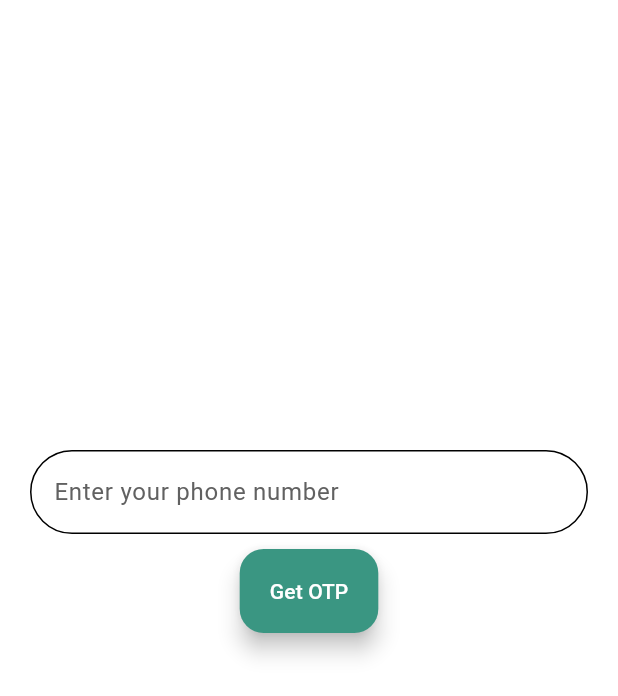
After one commit to Theerthac/KaylaSoft, a Flutter app: the OtpScreen screen opened directly, after a tap on "Get OTP", on a phone screen of 412 x 824 dp. The commit adds this screen. Shown: the top 696 px of the screen. Run offline on Flutter 3.47's test engine with Material 3 defaults, Android fonts, the phone set to English and light mode, and no system bars; our stand-ins replace cloud_firestore, firebase_auth, firebase_core, google_sign_in, image_picker; accounts and stored records are empty; network calls fail.

Commit message:
otp completed

```diff
--- a/lib/services/google_auth.dart
+++ b/lib/services/google_auth.dart
@@ -39,7 +39,7 @@ class AuthMethods {
       await DataBaseMethods()
           .addUser(userDetails.uid, userInfoMap)
           .then((value) {
-        //Navigator.pop(context);
+
         Navigator.push(
             context,
             MaterialPageRoute(
--- a/lib/view/add_screen.dart
+++ b/lib/view/add_screen.dart
@@ -142,5 +142,5 @@ class _AddScreenState extends State<AddScreen> {
     }
   }
 
-  //addStudent(BuildContext context) async {}
+
 }
--- /dev/null
+++ b/lib/view/otp.dart
@@ -0,0 +1,265 @@
+// import 'package:authentication_crud/helpers/colors.dart';
+// import 'package:authentication_crud/view/home_page.dart';
+// import 'package:authentication_crud/view/otp_dialog.dart';
+// import 'package:cloud_firestore/cloud_firestore.dart';
+// import 'package:firebase_auth/firebase_auth.dart';
+// import 'package:flutter/material.dart';
+
+// class OtpScreen extends StatefulWidget {
+//   const OtpScreen({super.key});
+
+//   @override
+//   State<OtpScreen> createState() => _OtpScreenState();
+// }
+
+// class _OtpScreenState extends State<OtpScreen> {
+//   final otpController = TextEditingController();
+//   String phonenumber = "";
+//   final FirebaseAuth _auth = FirebaseAuth.instance;
+//   String smscode = "";
+//   _signInWithMobileNumber() async {
+//     UserCredential _credential;
+//     User user;
+//     try {
+
+//       await _auth.verifyPhoneNumber(
+//         phoneNumber: '91'+phonenumber.trim(),
+//           verificationCompleted: (PhoneAuthCredential authCredential) async {
+//             await _auth.signInWithCredential(authCredential).then((value) => {
+//                   Navigator.of(context).push(MaterialPageRoute(
+//                     builder: (context) => HomePage(),
+//                   ))
+//                 });
+//           },
+//           verificationFailed: ((error) {
+//             print('error');
+//           }),
+//           codeSent: (String verificationId, [int? forceResendingToken]) {
+//             showDialog(
+//               context: context,
+//               barrierDismissible: false,
+//               builder: (context) => AlertDialog(
+//                 title: Text('Enter OTP'),
+//                 content: Column(
+//                   mainAxisSize: MainAxisSize.min,
+//                   children: [
+//                     TextField(
+//                       controller: otpController,
+//                     )
+//                   ],
+//                 ),
+//                 actions: [
+//                   ElevatedButton(
+//                       onPressed: () {
+//                         FirebaseAuth auth = FirebaseAuth.instance;
+//                         smscode = otpController.text;
+//                         PhoneAuthCredential _credential =
+//                             PhoneAuthProvider.credential(
+//                                 verificationId: verificationId,
+//                                 smsCode: smscode);
+//                         auth
+//                             .signInWithCredential(_credential)
+//                             .then((result) => {
+//                                   if (result != null)
+//                                     {
+//                                       Navigator.pop(context),
+//                                       Navigator.push(
+//                                           context,
+//                                           MaterialPageRoute(
+//                                             builder: (context) => HomePage(),
+//                                           ))
+//                                     }
+//                                 })
+//                             .catchError((e) {
+//                           print(e);
+//                         });
+//                       },
+//                       child: Text('Done'))
+//                 ],
+//               ),
+//             );
+//           },
+//           codeAutoRetrievalTimeout: (String verificationId) {
+//             verificationId = verificationId;
+//           },
+//           timeout: Duration(seconds: 45));
+//     } catch (e) {}
+//   }
+
+//   @override
+//   Widget build(BuildContext context) {
+//     return SafeArea(
+//       child: Scaffold(
+//         backgroundColor: Colors.white,
+//         body: Column(children: [
+//           Padding(
+//             padding: const EdgeInsets.only(top: 300, right: 20, left: 20),
+//             child: TextField(
+//                 controller: otpController,
+//                 decoration: InputDecoration(
+//                     enabledBorder: OutlineInputBorder(
+//                       borderRadius: BorderRadius.circular(30),
+//                     ),
+//                     focusedBorder: const OutlineInputBorder(
+//                       borderSide: BorderSide(color: Colors.white),
+//                     ),
+//                     fillColor: Colors.white,
+//                     filled: true,
+//                     hintText: 'Enter your phone number',
+//                     hintStyle: TextStyle(color: Colors.grey.shade700))),
+//           ),
+//           SizedBox(
+//             height: 10,
+//           ),
+//           FloatingActionButton.extended(
+//             onPressed: () {
+//               _signInWithMobileNumber();
+//             },
+//             label: const Text(
+//               'Get OTP',
+//               style: TextStyle(color: Colors.white),
+//             ),
+//             backgroundColor: appcolor,
+//           ),
+//         ]),
+//       ),
+//     );
+//   }
+// }
+
+
+import 'package:authentication_crud/helpers/colors.dart';
+import 'package:authentication_crud/view/home_page.dart';
+
+import 'package:firebase_auth/firebase_auth.dart';
+import 'package:flutter/material.dart';
+
+class OtpScreen extends StatefulWidget {
+  const OtpScreen({Key? key}) : super(key: key);
+
+  @override
+  State<OtpScreen> createState() => _OtpScreenState();
+}
+
+class _OtpScreenState extends State<OtpScreen> {
+  final TextEditingController otpController = TextEditingController();
+  String phoneNumber = "";
+  final FirebaseAuth _auth = FirebaseAuth.instance;
+  String smsCode = "";
+
+  Future<void> _signInWithMobileNumber() async {
+    try {
+      await _auth.verifyPhoneNumber(
+        phoneNumber: '+91$phoneNumber',
+        verificationCompleted: (PhoneAuthCredential authCredential) async {
+          await _auth.signInWithCredential(authCredential).then((value) {
+            Navigator.of(context).pushReplacement(
+              MaterialPageRoute(
+                builder: (context) => const HomePage(),
+              ),
+            );
+          });
+        },
+        verificationFailed: (FirebaseAuthException error) {
+          print('Error: ${error.message}');
+        },
+        codeSent: (String verificationId, [int? forceResendingToken]) {
+          showDialog(
+            context: context,
+            barrierDismissible: false,
+            builder: (context) => AlertDialog(
+              title: const Text('Enter OTP'),
+              content: Column(
+                mainAxisSize: MainAxisSize.min,
+                children: [
+                  TextField(
+                    controller: otpController,
+                  )
+                ],
+              ),
+              actions: [
+                ElevatedButton(
+                  onPressed: () {
+                    FirebaseAuth auth = FirebaseAuth.instance;
+                    smsCode = otpController.text;
+                    PhoneAuthCredential _credential = PhoneAuthProvider.credential(
+                      verificationId: verificationId,
+                      smsCode: smsCode,
+                    );
+                    auth.signInWithCredential(_credential).then((result) {
+                      if (result != null) {
+                        Navigator.pop(context);
+                        Navigator.pushReplacement(
+                          context,
+                          MaterialPageRoute(
+                            builder: (context) => const HomePage(),
+                          ),
+                        );
+                      }
+                    }).catchError((e) {
+                      print(e);
+                    });
+                  },
+                  child: const Text('Done'),
+                )
+              ],
+            ),
+          );
+        },
+        codeAutoRetrievalTimeout: (String verificationId) {
+          verificationId = verificationId;
+        },
+        timeout: const Duration(seconds: 45),
+      );
+    } catch (e) {
+      print(e);
+    }
+  }
+
+  @override
+  Widget build(BuildContext context) {
+    return SafeArea(
+      child: Scaffold(
+        backgroundColor: Colors.white,
+        body: Column(
+          children: [
+            Padding(
+              padding: const EdgeInsets.only(top: 300, right: 20, left: 20),
+              child: TextField(
+                onChanged: (value) {
+                  phoneNumber = value;
+                },
+                controller: otpController,
+                decoration: InputDecoration(
+                  enabledBorder: OutlineInputBorder(
+                    borderRadius: BorderRadius.circular(30),
+                  ),
+                  focusedBorder: const OutlineInputBorder(
+                    borderSide: BorderSide(color: Colors.white),
+                  ),
+                  fillColor: Colors.white,
+                  filled: true,
+                  hintText: 'Enter your phone number',
+                  hintStyle: TextStyle(color: Colors.grey.shade700),
+                ),
+              ),
+            ),
+            const SizedBox(
+              height: 10,
+            ),
+            FloatingActionButton.extended(
+              onPressed: () {
+                _signInWithMobileNumber();
+              },
+              label: const Text(
+                'Get OTP',
+                style: TextStyle(color: Colors.white),
+              ),
+              backgroundColor: appcolor,
+            ),
+          ],
+        ),
+      ),
+    );
+  }
+}
--- a/lib/view/signup.dart
+++ b/lib/view/signup.dart
@@ -24,11 +24,7 @@ class _SignUpPageState extends State<SignUpPage> {
       ),
     );
 
-    // if (passwordTextController.text != confirmPasswordController.text) {
-    //   Navigator.pop(context);
-    //   displayMessage("Passwords don't match!");
-    //   return;
-    // }
+
 
     try {
       await FirebaseAuth.instance.createUserWithEmailAndPassword(
```
Also changed, not shown: lib/view/home_page.dart (+8 -4 lines), lib/view/signin_page.dart (+7 -8 lines), lib/view/search.dart (deleted).
